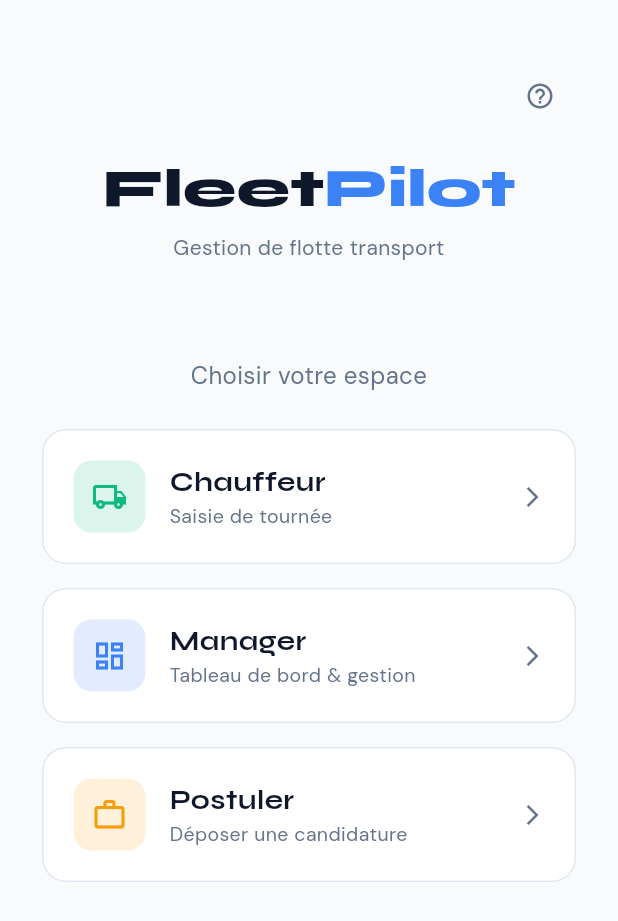
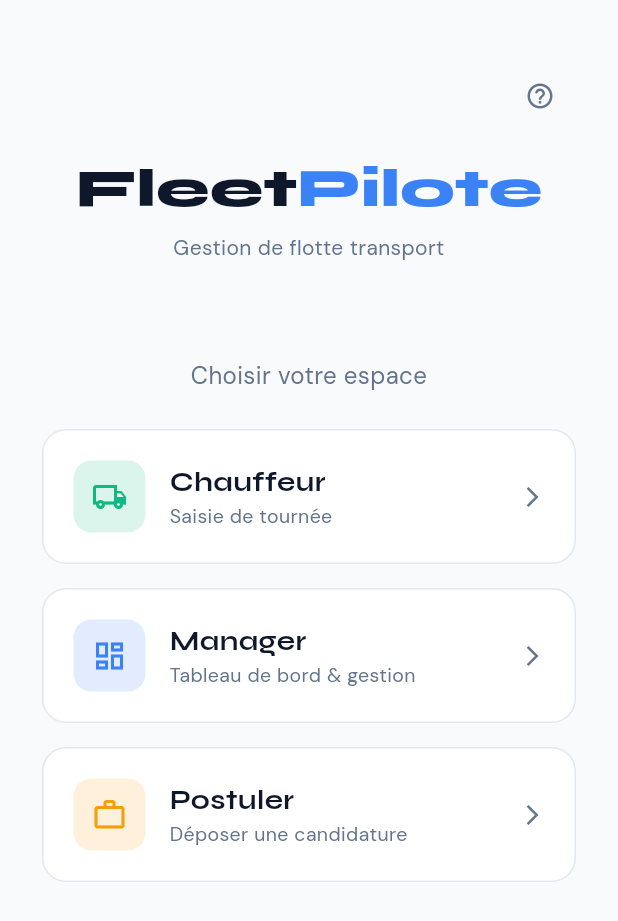
Before and after one commit to contactsmargroupe-13/FleetPilot, a Flutter app: the screen it shows after launch, after a tap on "Passer", on a phone screen of 412 x 824 dp. Shown: the top 921 px of the screen. Run offline on Flutter 3.47's test engine with Material 3 defaults, Android fonts, the phone set to English and light mode, and no system bars; our stand-ins replace file_picker, flutter_riverpod, flutter_secure_storage, geolocator, google_fonts, image_picker and 6 more; accounts and stored records are empty.

Commit message:
Renommage FleetPilot → FleetPilote dans toute l'app
Co-Authored-By: Claude Opus 4.6 (1M context) <noreply@anthropic.com>

```diff
--- a/fleetpilot_app/lib/app.dart
+++ b/fleetpilot_app/lib/app.dart
@@ -9,7 +9,7 @@ class FleetPilotApp extends StatelessWidget {
   @override
   Widget build(BuildContext context) {
     return MaterialApp(
-      title: 'FleetPilot',
+      title: 'FleetPilote',
       debugShowCheckedModeBanner: false,
       theme: DC.theme,
       home: const _AppEntry(),
--- a/fleetpilot_app/lib/screens/driver_home.dart
+++ b/fleetpilot_app/lib/screens/driver_home.dart
@@ -1862,7 +1862,7 @@ class _DriverHomePageState extends ConsumerState<DriverHomePage> {
     final drivers = ref.read(appStateProvider).drivers;
 
     return Scaffold(
-      appBar: AppBar(title: const Text('FleetPilot — Chauffeur')),
+      appBar: AppBar(title: const Text('FleetPilote — Chauffeur')),
       body: drivers.isEmpty
           ? const Center(
               child: Padding(
--- a/fleetpilot_app/lib/screens/manager_admin.dart
+++ b/fleetpilot_app/lib/screens/manager_admin.dart
@@ -122,7 +122,7 @@ class _ManagerAdminPageState extends ConsumerState<ManagerAdminPage> {
     await SharePlus.instance.share(
       ShareParams(
         files: files,
-        subject: 'Export documents FleetPilot',
+        subject: 'Export documents FleetPilote',
       ),
     );
   }
--- a/fleetpilot_app/lib/screens/manager_ai_chat.dart
+++ b/fleetpilot_app/lib/screens/manager_ai_chat.dart
@@ -197,7 +197,7 @@ class _ManagerAiChatPageState extends ConsumerState<ManagerAiChatPage> {
         const SizedBox(height: 12),
         const Center(
           child: Text(
-            'Assistant FleetPilot',
+            'Assistant FleetPilote',
             style: TextStyle(fontSize: 22, fontWeight: FontWeight.w800),
           ),
         ),
--- a/fleetpilot_app/lib/screens/manager_dashboard.dart
+++ b/fleetpilot_app/lib/screens/manager_dashboard.dart
@@ -57,8 +57,8 @@ class _ManagerShellState extends ConsumerState<ManagerShell> {
     return Scaffold(
       appBar: AppBar(
         title: Text(widget.role == AccessRole.manager
-            ? 'FleetPilot Manager'
-            : 'FleetPilot ${accessRoleLabel(widget.role)}'),
+            ? 'FleetPilote Manager'
+            : 'FleetPilote ${accessRoleLabel(widget.role)}'),
         actions: [
           IconButton(
             icon: Badge(
@@ -107,7 +107,7 @@ class _ManagerShellState extends ConsumerState<ManagerShell> {
                       size: 36,
                       color: Theme.of(context).colorScheme.onPrimaryContainer),
                   const SizedBox(height: 8),
-                  Text('FleetPilot',
+                  Text('FleetPilote',
                       style: TextStyle(
                           fontSize: 22,
                           fontWeight: FontWeight.w800,
--- a/fleetpilot_app/lib/screens/manager_settings.dart
+++ b/fleetpilot_app/lib/screens/manager_settings.dart
@@ -364,10 +364,10 @@ class _ManagerSettingsPageState extends ConsumerState<ManagerSettingsPage> {
       String email, String name, AccessRole role, String pin) {
     final companyName = CompanySettings.name.isNotEmpty
         ? CompanySettings.name
-        : 'FleetPilot';
+        : 'FleetPilote';
     final message =
         'Bonjour $name,\n\n'
-        'Vous avez été invité(e) à accéder à $companyName sur FleetPilot '
+        'Vous avez été invité(e) à accéder à $companyName sur FleetPilote '
         'en tant que ${accessRoleLabel(role)}.\n\n'
         'Votre code PIN : $pin\n\n'
         'Ouvrez l\'application et sélectionnez votre accès sur la page d\'accueil.\n\n'
--- a/fleetpilot_app/lib/services/ai_service.dart
+++ b/fleetpilot_app/lib/services/ai_service.dart
@@ -42,7 +42,7 @@ class AiService {
           'model': _model,
           'max_tokens': 1024,
           'system':
-              'Tu es l\'assistant IA de FleetPilot, une app de gestion de flotte de transport. '
+              'Tu es l\'assistant IA de FleetPilote, une app de gestion de flotte de transport. '
               'Réponds en français, de manière concise et utile. '
               'Utilise les données fournies pour donner des réponses précises.\n\n'
               'DONNÉES DE LA FLOTTE :\n$fleetContext',
--- a/fleetpilot_app/lib/services/gps_tracking_service.dart
+++ b/fleetpilot_app/lib/services/gps_tracking_service.dart
@@ -41,7 +41,7 @@ class GpsTrackingService {
         distanceFilter: 10, // 10m — bon compromis livraison urbaine / batterie
         intervalDuration: const Duration(seconds: 5), // 5s pour capter les courts trajets
         foregroundNotificationConfig: const ForegroundNotificationConfig(
-          notificationTitle: 'FleetPilot — Tournée en cours',
+          notificationTitle: 'FleetPilote — Tournée en cours',
           notificationText: 'Suivi kilométrique actif',
           enableWakeLock: false, // pas de wakelock = économie batterie
         ),
--- a/fleetpilot_app/lib/services/pdf_invoice_service.dart
+++ b/fleetpilot_app/lib/services/pdf_invoice_service.dart
@@ -366,7 +366,7 @@ class PdfInvoiceService {
   static pw.Widget _buildHeader(String monthLabel, String title) {
     final companyName = CompanySettings.name.isNotEmpty
         ? CompanySettings.name
-        : 'FleetPilot';
+        : 'FleetPilote';
     final companyAddress = CompanySettings.address;
     final companySiret = CompanySettings.siret;
     final companyTvaIntra = CompanySettings.tvaIntra;
--- a/fleetpilot_app/lib/utils/design_constants.dart
+++ b/fleetpilot_app/lib/utils/design_constants.dart
@@ -102,7 +102,7 @@ class DC {
         color: color ?? textSecondary,
       );
 
-  // ── Logo FleetPilot ─────────────────────────────────────────────────────
+  // ── Logo FleetPilote ────────────────────────────────────────────────────
   static Widget logo({double size = 22}) => RichText(
         text: TextSpan(children: [
           TextSpan(
@@ -114,7 +114,7 @@ class DC {
             ),
           ),
           TextSpan(
-            text: 'Pilot',
+            text: 'Pilote',
             style: GoogleFonts.syne(
               fontSize: size,
               fontWeight: FontWeight.w800,
```
Also changed, not shown: 4 other files.
